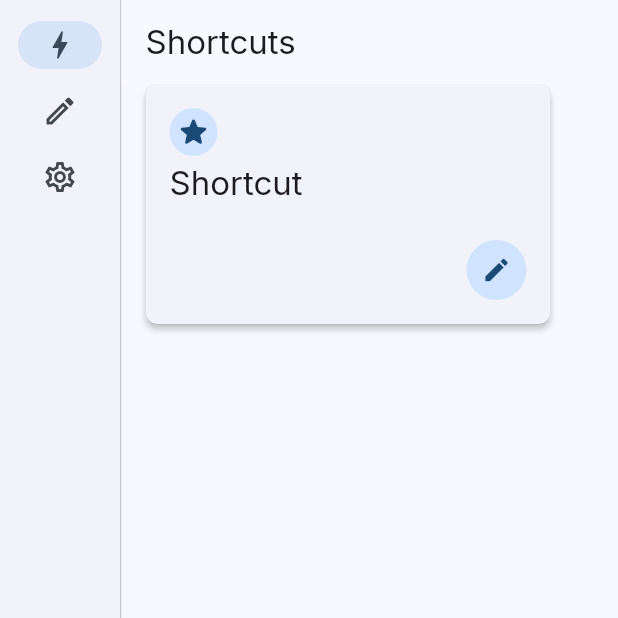
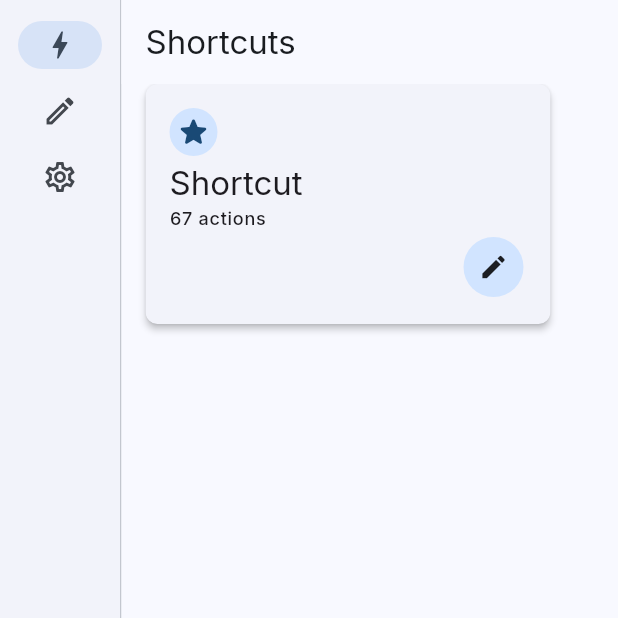
Before and after one commit to Someone68/quartz, a Flutter app: the screen it shows after launch, on a phone screen of 412 x 824 dp, the top half of it. Run offline on Flutter 3.47's test engine with Material 3 defaults, Android fonts, the phone set to English and light mode, and no system bars; our stand-ins replace google_fonts, shared_preferences.

Commit message:
update shortcut ui

```diff
--- a/ui/lib/shortcut_card.dart
+++ b/ui/lib/shortcut_card.dart
@@ -12,9 +12,16 @@ class _HoverCard extends StatefulWidget {
 
 class _HoverCardState extends State<_HoverCard> {
   bool _isHovered = false;
+  bool _suppressHover = false;
+
+  void setSuppressed(bool value) {
+    setState(() => _suppressHover = value);
+  }
 
   @override
   Widget build(BuildContext context) {
+    final showHover = _isHovered && !_suppressHover;
+
     return MouseRegion(
       cursor: SystemMouseCursors.click,
       onEnter: (_) => setState(() => _isHovered = true),
@@ -27,8 +34,8 @@ class _HoverCardState extends State<_HoverCard> {
           shape: BoxShape.rectangle,
           borderRadius: BorderRadius.circular(8),
           clipBehavior: Clip.antiAlias,
-          elevation: _isHovered ? 8 : 2,
-          color: Colors.transparent, // let Material paint the surface
+          elevation: showHover ? 8 : 2,
+          color: Colors.transparent,
           shadowColor: Colors.black,
           child: Material(
             color: Theme.of(context).colorScheme.surfaceContainerLow,
@@ -45,8 +52,68 @@ class _HoverCardState extends State<_HoverCard> {
   }
 }
 
-class ShortcutCard extends StatelessWidget {
+class _EditButton extends StatefulWidget {
+  final VoidCallback onTap;
+  final ValueChanged<bool> onHoverEnter;
+
+  const _EditButton({required this.onTap, required this.onHoverEnter});
+
+  @override
+  State<_EditButton> createState() => _EditButtonState();
+}
+
+class _EditButtonState extends State<_EditButton> {
+  bool _isHovered = false;
+
+  @override
+  Widget build(BuildContext context) {
+    return MouseRegion(
+      cursor: SystemMouseCursors.click,
+      onEnter: (_) {
+        setState(() => _isHovered = true);
+        widget.onHoverEnter(true);
+      },
+      onExit: (_) {
+        setState(() => _isHovered = false);
+        widget.onHoverEnter(false);
+      },
+      // fixed-size hit area, no padding shift
+      child: SizedBox(
+        width: 44,
+        height: 44,
+        child: Center(
+          child: AnimatedScale(
+            duration: const Duration(milliseconds: 150),
+            scale: _isHovered ? 1.12 : 1.0,
+            child: Material(
+              color: Theme.of(context).colorScheme.primaryContainer,
+              shape: const CircleBorder(),
+              elevation: _isHovered ? 6 : 0,
+              child: InkWell(
+                customBorder: const CircleBorder(),
+                onTap: widget.onTap,
+                child: const Padding(
+                  padding: EdgeInsets.all(10),
+                  child: Icon(Icons.edit, size: 20),
+                ),
+              ),
+            ),
+          ),
+        ),
+      ),
+    );
+  }
+}
+
+class ShortcutCard extends StatefulWidget {
   const ShortcutCard({super.key});
+
+  @override
+  State<ShortcutCard> createState() => _ShortcutCardState();
+}
+
+class _ShortcutCardState extends State<ShortcutCard> {
+  final _hoverCardKey = GlobalKey<_HoverCardState>();
 
   @override
   Widget build(BuildContext context) {
@@ -54,6 +121,7 @@ class ShortcutCard extends StatelessWidget {
       width: 270.0,
       height: 160.0,
       child: _HoverCard(
+        key: _hoverCardKey,
         onTap: () {},
         child: Stack(
           children: [
@@ -71,23 +139,25 @@ class ShortcutCard extends StatelessWidget {
                     'Shortcut',
                     style: Theme.of(context).textTheme.titleLarge,
                   ),
+                  const SizedBox(height: 2.0),
+                  Text(
+                    '67 actions',
+                    style: Theme.of(context).textTheme.labelMedium,
+                  ),
                 ],
               ),
             ),
             Align(
               alignment: Alignment.bottomRight,
               child: Padding(
-                padding: EdgeInsets.all(16),
-                child: CircleAvatar(
-                  radius: 20,
-                  backgroundColor: Theme.of(
-                    context,
-                  ).colorScheme.primaryContainer,
-                  child: Icon(
-                    Icons.edit,
-                    size: 20,
-                    color: Theme.of(context).colorScheme.onPrimaryContainer,
-                  ),
+                padding: const EdgeInsets.all(16),
+                child: _EditButton(
+                  onTap: () {
+                    // edit action — separate from card tap
+                  },
+                  onHoverEnter: (hovered) {
+                    _hoverCardKey.currentState?.setSuppressed(hovered);
+                  },
                 ),
               ),
             ),
```
